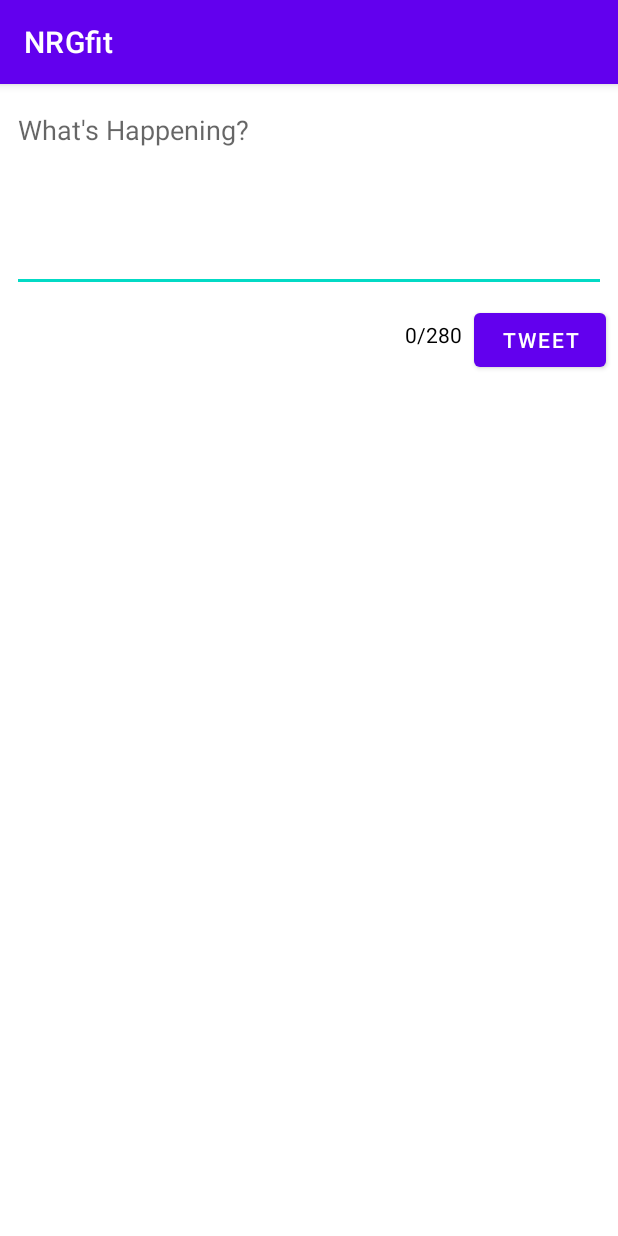
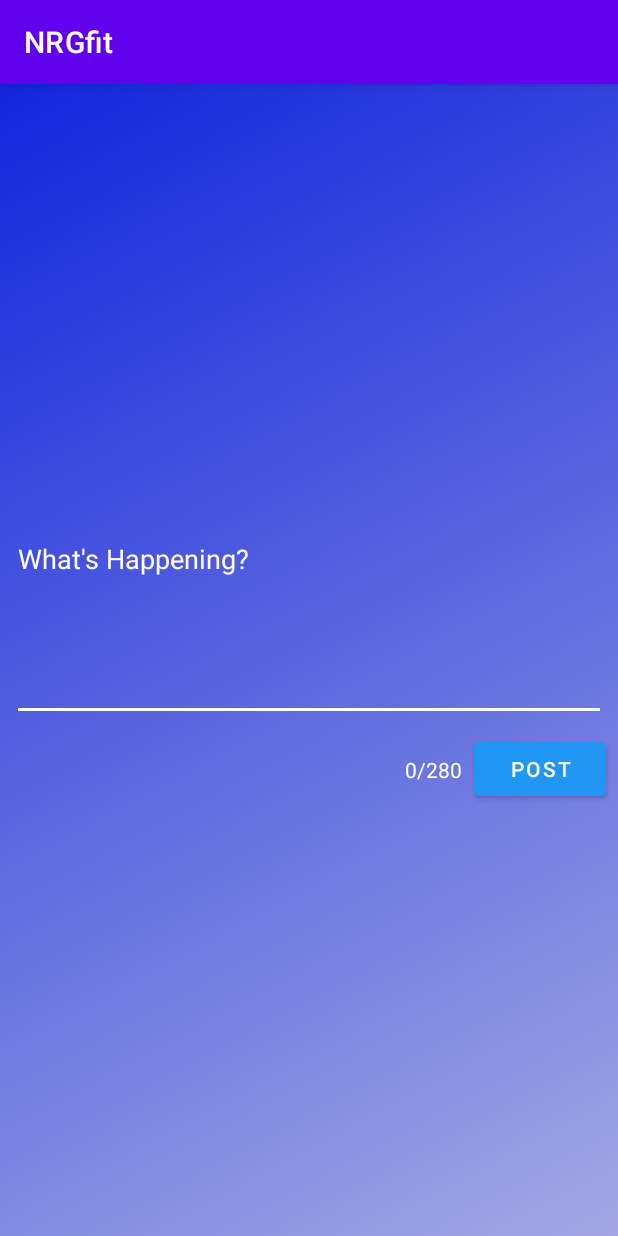
Before and after one commit to NRGfit/BetaWorkout, an Android app: the ComposeActivity screen opened directly, with no data from a screen before it, on a phone screen of 412 x 824 dp. Run offline under Robolectric (Android 15) with nearby library versions, the phone set to English and light mode, and no system bars; libraries missing offline, so code that uses them is left out: com.parse.

Commit message:
Finished ability to create Post, and display in our forum FEED

```diff
--- a/app/src/main/java/com/example/nrgfitapp/ComposeActivity.kt
+++ b/app/src/main/java/com/example/nrgfitapp/ComposeActivity.kt
@@ -7,43 +7,69 @@ import android.os.Bundle
 import android.text.Editable
 import android.text.TextWatcher
 import android.util.Log
-import android.widget.Button
-import android.widget.EditText
-import android.widget.TextView
-import android.widget.Toast
+import android.widget.*
 import androidx.core.widget.doAfterTextChanged
+import com.example.nrgfitapp.DAOs.Posts
+import com.parse.ParseFile
+import com.parse.ParseUser
 import okhttp3.Headers
 import org.json.JSONObject
+import java.io.File
 
 class ComposeActivity : AppCompatActivity() {
 
-    lateinit var tvTweetCompose: EditText
-    lateinit var btnTweet: Button
+    lateinit var tvPostCompose: EditText
+    lateinit var btnPost: Button
     lateinit var tvCharCount: TextView
 
 
-    val TAG = "debug"
+    val TAG = "Compose Activity"
     override fun onCreate(savedInstanceState: Bundle?) {
         super.onCreate(savedInstanceState)
         setContentView(R.layout.activity_compose)
 
-        tvTweetCompose = findViewById(R.id.tvTweetCompose)
-        btnTweet = findViewById(R.id.btnTweet)
+        tvPostCompose = findViewById(R.id.tvPostCompose)
+        btnPost = findViewById(R.id.btnPost)
         tvCharCount = findViewById(R.id.tvCharCount)
 
-        tvTweetCompose.doAfterTextChanged {
-            val length = tvTweetCompose.text.toString().length
+        tvPostCompose.doAfterTextChanged {
+            val length = tvPostCompose.text.toString().length
             if(length > 280) {
                 tvCharCount.text = length.toString().plus("/280")
                 tvCharCount.setTextColor(argb(255,255,0,0))
             }else{
                 tvCharCount.text = length.toString().plus("/280")
-                tvCharCount.setTextColor(argb(255,29,161,242))
+                tvCharCount.setTextColor(argb(255,0,0,255))
             }
         }
 
-        btnTweet.setOnClickListener {
+        btnPost.setOnClickListener {
+            val postContent = tvPostCompose.text.toString()
+
+            if(postContent.isEmpty())
+                Toast.makeText(this, "Empty posts not allowed!", Toast.LENGTH_SHORT).show()
+            else if(postContent.length > 280)
+                Toast.makeText(this, "Post is too long! Limit is 280 characters", Toast.LENGTH_SHORT).show()
+            else {
+                submitPost(postContent, ParseUser.getCurrentUser())
+                setResult(RESULT_OK, intent)
+                finish()
+            }
 
         }
     }
+
+    fun submitPost(description: String, user: ParseUser) {
+        val post = Posts()
+        post.setDescription(description)
+        post.setUser(user)
+        post.saveInBackground { exception ->
+            if (exception != null) {
+                Log.e(TAG, "ERROW HILE SAVING")
+                exception.printStackTrace()
+            } else {
+                Log.i(TAG, "Succes saving post")
+            }
+        }
+    }
 }
--- a/app/src/main/java/com/example/nrgfitapp/fragments/ForumFragment.kt
+++ b/app/src/main/java/com/example/nrgfitapp/fragments/ForumFragment.kt
@@ -73,13 +73,16 @@ open class HomeFragment : Fragment() {
 
         queryPosts()
     }
+
     override fun onActivityResult(requestCode: Int, resultCode: Int, data: Intent?) {
         if(resultCode == RESULT_OK && requestCode == REQUEST_CODE){
-
+            adapter.notifyDataSetChanged()
+            rvPosts.smoothScrollToPosition(0)
         }
 
         super.onActivityResult(requestCode, resultCode, data)
     }
+
     open fun queryPosts() {
         val query: ParseQuery<Posts> = ParseQuery.getQuery(Posts::class.java)
         query.include(Posts.KEY_USER)
--- a/app/src/main/res/layout/activity_compose.xml
+++ b/app/src/main/res/layout/activity_compose.xml
@@ -4,39 +4,48 @@
     xmlns:tools="http://schemas.android.com/tools"
     android:layout_width="match_parent"
     android:layout_height="match_parent"
-    tools:context=".ComposeActivity">
+    tools:context=".ComposeActivity"
+    android:background="@drawable/gradient">
 
     <EditText
-        android:id="@+id/tvTweetCompose"
+        android:id="@+id/tvPostCompose"
         android:layout_width="match_parent"
         android:layout_height="wrap_content"
+        android:layout_margin="8dp"
         android:ems="10"
         android:gravity="start|top"
         android:hint="What's Happening?"
+        android:textColor="@color/white"
+        android:textColorHint="@color/white"
+        android:backgroundTint="@color/white"
         android:inputType="textMultiLine"
         android:minLines="5"
-        android:layout_margin="8dp"
+        app:layout_constraintBottom_toBottomOf="parent"
         app:layout_constraintEnd_toEndOf="parent"
         app:layout_constraintStart_toStartOf="parent"
-        app:layout_constraintTop_toTopOf="parent" />
+        app:layout_constraintTop_toTopOf="parent"
+        app:layout_constraintVertical_bias="0.46" />
 
     <Button
-        android:id="@+id/btnTweet"
+        android:id="@+id/btnPost"
         android:layout_width="wrap_content"
         android:layout_height="wrap_content"
         android:layout_margin="8dp"
-        android:text="Tweet"
+        android:text="Post"
+        android:backgroundTint="#2196F3"
         app:layout_constraintEnd_toEndOf="parent"
-        app:layout_constraintTop_toBottomOf="@+id/tvTweetCompose" />
+        app:layout_constraintTop_toBottomOf="@+id/tvPostCompose" />
 
     <TextView
         android:id="@+id/tvCharCount"
         android:layout_width="wrap_content"
         android:layout_height="wrap_content"
         android:layout_margin="8dp"
+        android:layout_marginEnd="16dp"
         android:text="0/280"
-        android:textColor="@color/black"
-        app:layout_constraintBottom_toBottomOf="@+id/btnTweet"
-        app:layout_constraintEnd_toStartOf="@+id/btnTweet"
-        app:layout_constraintTop_toBottomOf="@+id/tvTweetCompose" />
+        android:textColor="@color/white"
+        app:layout_constraintBottom_toBottomOf="@+id/btnPost"
+        app:layout_constraintEnd_toStartOf="@+id/btnPost"
+        app:layout_constraintTop_toBottomOf="@+id/tvPostCompose"
+        app:layout_constraintVertical_bias="0.722" />
 </androidx.constraintlayout.widget.ConstraintLayout>
--- a/app/src/main/res/layout/activity_create_user.xml
+++ b/app/src/main/res/layout/activity_create_user.xml
@@ -90,7 +90,6 @@
         android:layout_height="wrap_content"
         android:layout_marginTop="40dp"
         android:backgroundTint="#2196F3"
-
         android:text="Create Account"
         app:layout_constraintEnd_toEndOf="parent"
         app:layout_constraintHorizontal_bias="0.497"
```
